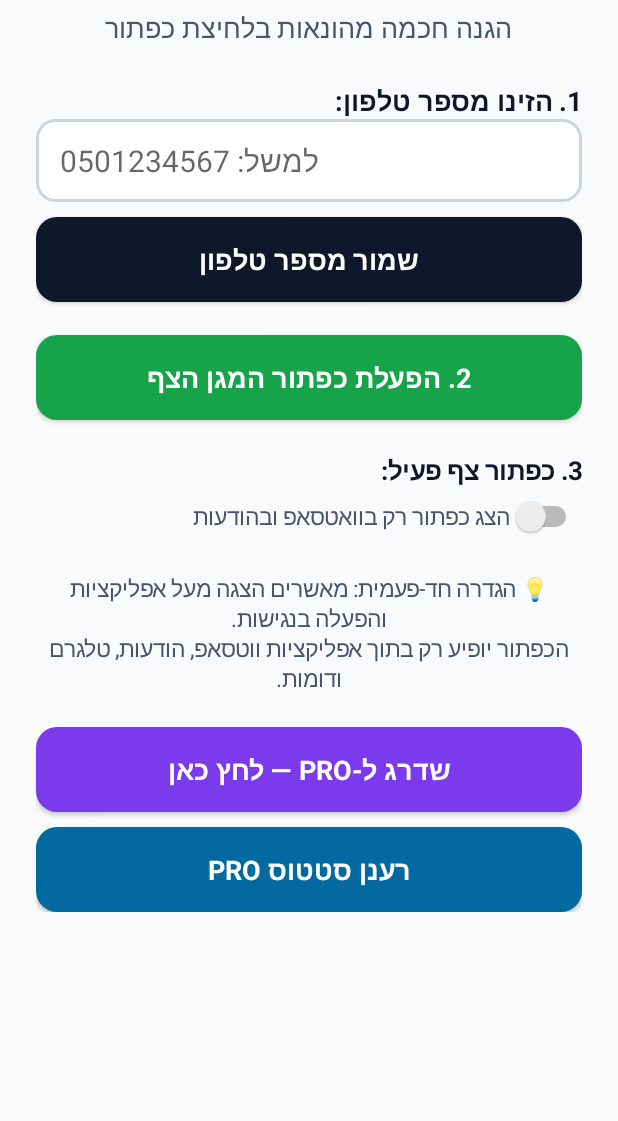
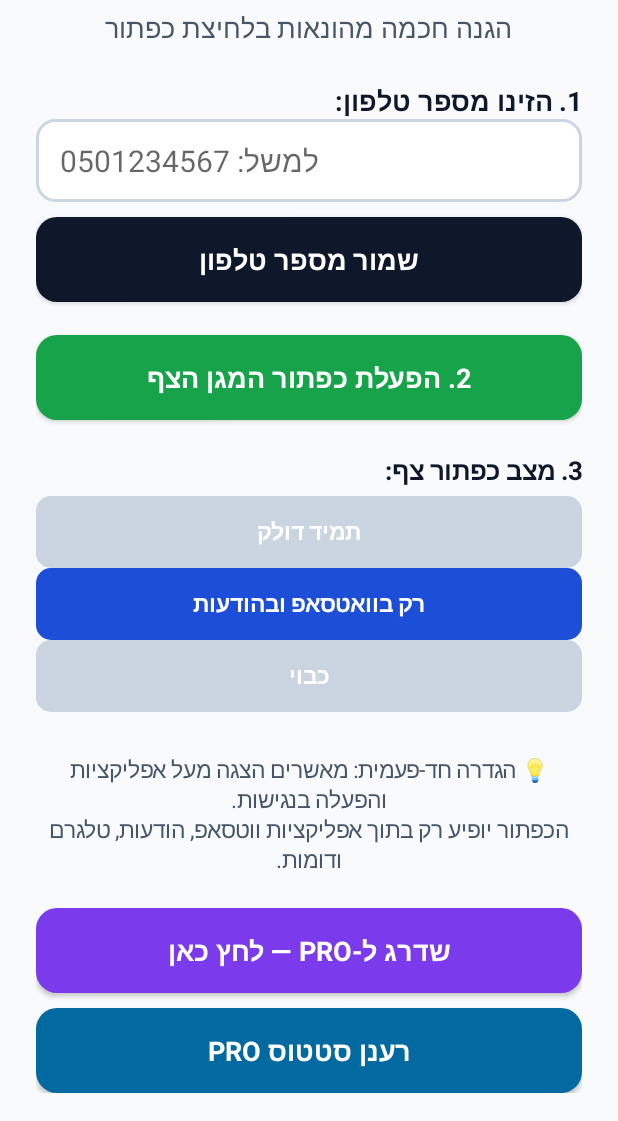
Before and after one commit to SAHARBH-ops/SHOMER-HAROSH, an Android app: the screen it shows after launch (MainActivity), on a phone screen of 412 x 824 dp, the part 115-1236 px from its top. Run offline under Robolectric (Android 15) with nearby library versions, the phone set to English and light mode, and no system bars.

Commit message:
Add 3-option floating button mode (always/messaging/off)

```diff
--- a/android-app/app/src/main/java/com/shomerharosh/app/MainActivity.kt
+++ b/android-app/app/src/main/java/com/shomerharosh/app/MainActivity.kt
@@ -18,9 +18,6 @@ class MainActivity : Activity() {
 
     private var waitingForOverlayPermission = false
     private var waitingForAccessibilityPermission = false
-
-    // Keep a reference so we can keep it in sync on resume
-    private var floatingBtnSwitch: Switch? = null
 
     override fun onCreate(savedInstanceState: Bundle?) {
         super.onCreate(savedInstanceState)
@@ -98,50 +95,73 @@ class MainActivity : Activity() {
             }
         }
 
-        // ── Floating button toggle ────────────────────────────────────────────
-        val toggleLabel = TextView(this).apply {
-            text = "3. כפתור צף פעיל:"
+        // ── Floating button mode ────────────────────────────────────────────
+        val modeLabel = TextView(this).apply {
+            text = "3. מצב כפתור צף:"
             textSize = 17f
             setTypeface(null, Typeface.BOLD)
             setTextColor(Color.parseColor("#0F172A"))
             gravity = Gravity.START
         }
 
-        val toggleRow = LinearLayout(this).apply {
-            orientation = LinearLayout.HORIZONTAL
-            gravity = Gravity.CENTER_VERTICAL
-            setPadding(0, (6 * density).toInt(), 0, (6 * density).toInt())
+        val modeRow = LinearLayout(this).apply {
+            orientation = LinearLayout.VERTICAL
+            setPadding(0, (6 * density).toInt(), 0, (10 * density).toInt())
         }
 
-        val switchLabel = TextView(this).apply {
-            text = "הצג כפתור רק בוואטסאפ ובהודעות"
-            textSize = 15f
-            setTextColor(Color.parseColor("#475569"))
-            layoutParams = LinearLayout.LayoutParams(0, LinearLayout.LayoutParams.WRAP_CONTENT, 1f)
-        }
+        val currentMode = prefs.getString(FloatingHeadService.PREF_FLOATING_BTN_MODE, "messaging") ?: "messaging"
+        var selectedModeButton: Button? = null
 
-        val enabledSwitch = Switch(this).apply {
-            isChecked = prefs.getBoolean(FloatingHeadService.PREF_FLOATING_BTN_ENABLED, true)
-            setOnCheckedChangeListener { _, isChecked ->
-                prefs.edit().putBoolean(FloatingHeadService.PREF_FLOATING_BTN_ENABLED, isChecked).apply()
-                if (isChecked) {
-                    // Re-launch the service so it re-reads the pref and shows button if appropriate
-                    activateFloatingButtonAndMinimize()
-                } else {
-                    // Send a disable command to the service — it removes the view immediately
-                    sendDisableCommand()
-                    Toast.makeText(
-                        this@MainActivity,
-                        "הכפתור הצף הוסר מהמסך",
-                        Toast.LENGTH_SHORT
-                    ).show()
+        fun makeModeButton(mode: String, label: String): Button {
+            return Button(this).apply {
+                text = label
+                setTextColor(Color.WHITE)
+                textSize = 15f
+                setTypeface(null, Typeface.BOLD)
+                setPadding(
+                    (12 * density).toInt(), (10 * density).toInt(),
+                    (12 * density).toInt(), (10 * density).toInt()
+                )
+                val selected = mode == currentMode
+                background = GradientDrawable().apply {
+                    cornerRadius = 10 * density
+                    setColor(if (selected) Color.parseColor("#1D4ED8") else Color.parseColor("#CBD5E1"))
+                }
+                setOnClickListener {
+                    prefs.edit().putString(FloatingHeadService.PREF_FLOATING_BTN_MODE, mode).apply()
+                    selectedModeButton?.let { b ->
+                        b.background = GradientDrawable().apply {
+                            cornerRadius = 10 * density
+                            setColor(Color.parseColor("#CBD5E1"))
+                        }
+                    }
+                    background = GradientDrawable().apply {
+                        cornerRadius = 10 * density
+                        setColor(Color.parseColor("#1D4ED8"))
+                    }
+                    selectedModeButton = this
+                    if (mode == "off") {
+                        sendDisableCommand()
+                    } else {
+                        activateFloatingButtonAndMinimize()
+                    }
                 }
             }
         }
-        floatingBtnSwitch = enabledSwitch
 
-        toggleRow.addView(switchLabel)
-        toggleRow.addView(enabledSwitch)
+        val btnAlways = makeModeButton("always", "תמיד דולק")
+        val btnMessaging = makeModeButton("messaging", "רק בוואטסאפ ובהודעות")
+        val btnOff = makeModeButton("off", "כבוי")
+
+        selectedModeButton = when (currentMode) {
+            "always" -> btnAlways
+            "off" -> btnOff
+            else -> btnMessaging
+        }
+
+        modeRow.addView(btnAlways)
+        modeRow.addView(btnMessaging)
+        modeRow.addView(btnOff)
 
         // ── Tip text ──────────────────────────────────────────────────────────
         val tipText = TextView(this).apply {
@@ -197,8 +217,8 @@ class MainActivity : Activity() {
         layout.addView(space(22, density))
         layout.addView(startBtn)
         layout.addView(space(22, density))
-        layout.addView(toggleLabel)
-        layout.addView(toggleRow)
+        layout.addView(modeLabel)
+        layout.addView(modeRow)
         layout.addView(tipText)
         layout.addView(space(22, density))
         layout.addView(upgradeBtn)
@@ -220,11 +240,9 @@ class MainActivity : Activity() {
     override fun onResume() {
         super.onResume()
 
-        // Sync switch state in case permission was revoked externally
+        // Sync mode in case it was changed externally
         val prefs = getSharedPreferences("shomer_prefs", Context.MODE_PRIVATE)
-        val prefEnabled = prefs.getBoolean(FloatingHeadService.PREF_FLOATING_BTN_ENABLED, true)
         val permOk = !needsOverlayPermission()
-        floatingBtnSwitch?.isChecked = prefEnabled && permOk
 
         if (waitingForOverlayPermission) {
             waitingForOverlayPermission = false
```
Also changed, not shown: android-app/app/src/main/java/com/shomerharosh/app/FloatingHeadService.kt (+37 -8 lines).
